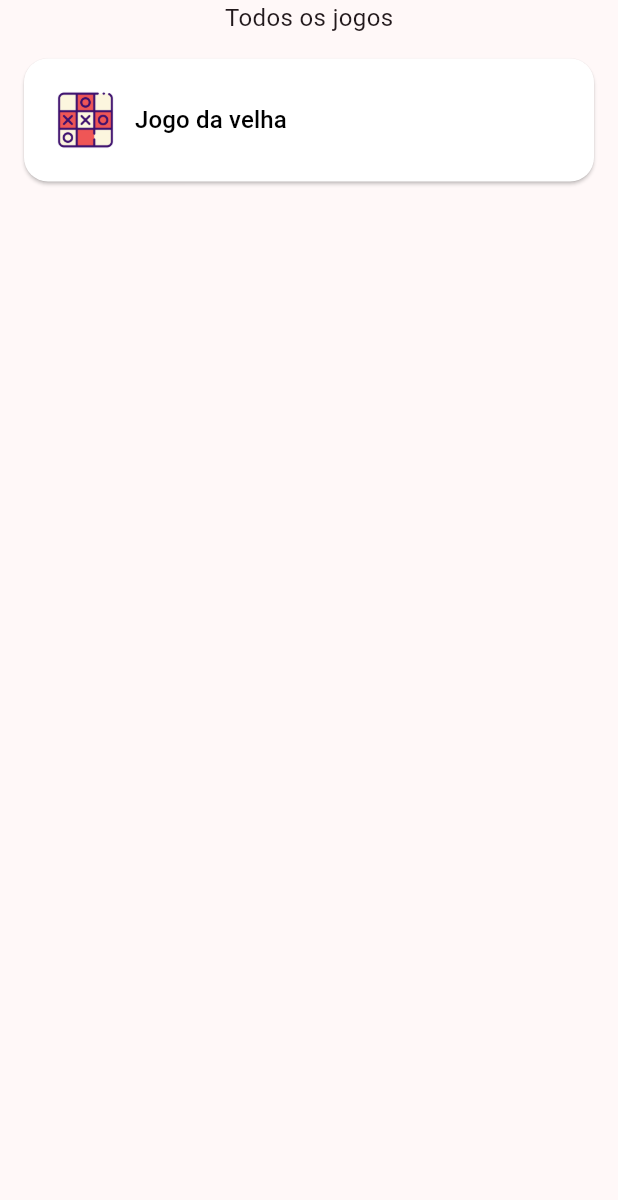
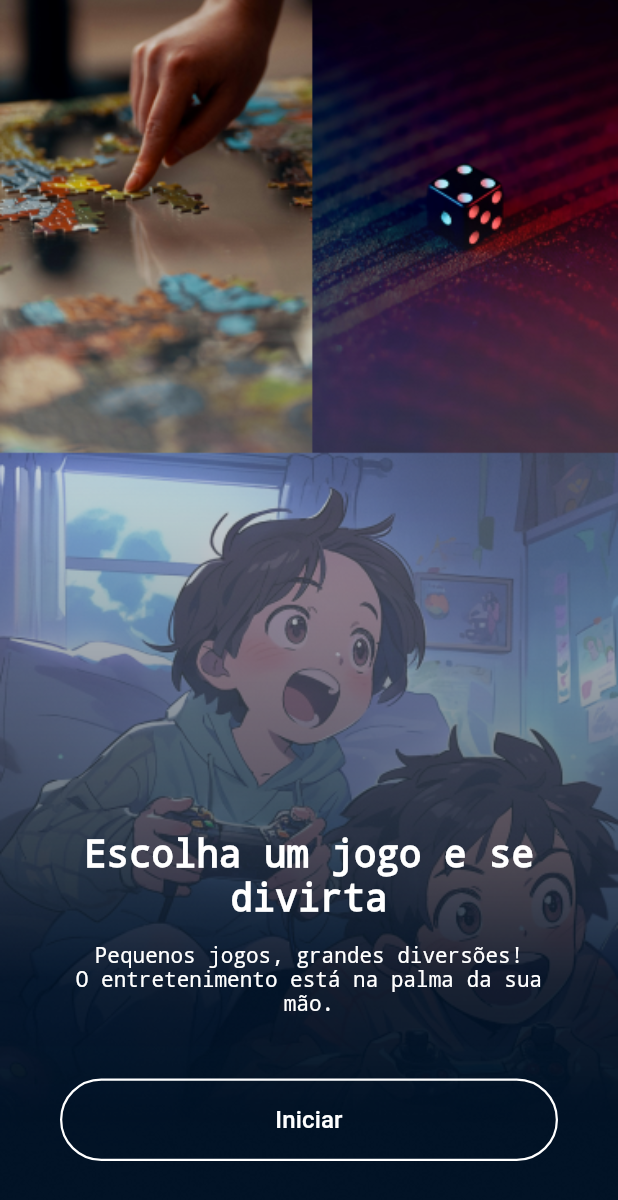
Before and after one commit to WillianMedeiros14/games_in_flutter, a Flutter app: the screen it shows after launch, on a phone screen of 412 x 824 dp. Shown: the top 1200 px of the screen. Run offline on Flutter 3.47's test engine with Material 3 defaults, Android fonts, the phone set to English and light mode, and no system bars.

Commit message:
feature: creating the OnboardingPage screen

```diff
--- a/lib/features/listGames/presentation/pages/list_games_page.dart
+++ b/lib/features/listGames/presentation/pages/list_games_page.dart
@@ -1,6 +1,7 @@
 import 'package:flutter/material.dart';
 import 'package:games/features/listGames/presentation/widgets/button_list_games_widget.dart';
 import 'package:games/features/ticTacToe/home/presentation/pages/tic_tac_toe_page.dart';
+import 'package:flutter/services.dart';
 
 class ListGamesPage extends StatefulWidget {
   const ListGamesPage({super.key});
@@ -12,11 +13,19 @@ class ListGamesPage extends StatefulWidget {
 class _ListGamesPageState extends State<ListGamesPage> {
   @override
   Widget build(BuildContext context) {
+    SystemChrome.setSystemUIOverlayStyle(
+      const SystemUiOverlayStyle(
+        statusBarColor: Colors.transparent,
+        statusBarIconBrightness: Brightness.dark,
+        statusBarBrightness: Brightness.light,
+      ),
+    );
     return Scaffold(
       body: SafeArea(
         child: SingleChildScrollView(
           child: Column(
             children: [
+              const SizedBox(height: 16),
               const Text(
                 "Todos os jogos",
                 style: TextStyle(fontSize: 16),
--- a/lib/features/myApp/presentation/pages/my_app.dart
+++ b/lib/features/myApp/presentation/pages/my_app.dart
@@ -1,5 +1,6 @@
 import 'package:flutter/material.dart';
-import 'package:games/features/listGames/presentation/pages/list_games_page.dart';
+
+import 'package:games/features/onboarding/presentation/pages/onboarding_page.dart';
 
 class MyApp extends StatefulWidget {
   const MyApp({super.key});
@@ -14,11 +15,12 @@ class _MyAppState extends State<MyApp> {
     return MaterialApp(
       title: 'Jogo da Velha',
       theme: ThemeData(
-        colorScheme:
-            ColorScheme.fromSeed(seedColor: const Color.fromARGB(255, 0, 0, 0)),
+        colorScheme: ColorScheme.fromSeed(
+          seedColor: Colors.black,
+        ),
         useMaterial3: true,
       ),
-      home: const ListGamesPage(),
+      home: const OnboardingPage(),
     );
   }
 }
--- /dev/null
+++ b/lib/features/onboarding/presentation/pages/onboarding_page.dart
@@ -0,0 +1,90 @@
+import 'package:flutter/material.dart';
+import 'package:games/features/listGames/presentation/pages/list_games_page.dart';
+import 'package:flutter/services.dart';
+
+class OnboardingPage extends StatefulWidget {
+  const OnboardingPage({super.key});
+
+  @override
+  State<OnboardingPage> createState() => _OnboardingPageState();
+}
+
+class _OnboardingPageState extends State<OnboardingPage> {
+  @override
+  Widget build(BuildContext context) {
+    SystemChrome.setSystemUIOverlayStyle(
+      const SystemUiOverlayStyle(
+        statusBarColor: Colors.transparent,
+        statusBarIconBrightness: Brightness.light,
+      ),
+    );
+    return Stack(children: [
+      Image.asset(
+        'assets/images/bg_onboarding.png',
+        width: MediaQuery.of(context).size.width,
+        height: MediaQuery.of(context).size.height,
+        fit: BoxFit.cover,
+      ),
+      SafeArea(
+        child: Padding(
+          padding: const EdgeInsets.only(left: 40, right: 40, bottom: 50),
+          child: Column(
+            spacing: 16,
+            mainAxisAlignment: MainAxisAlignment.end,
+            crossAxisAlignment: CrossAxisAlignment.center,
+            children: [
+              const Text(
+                "Escolha um jogo e se divirta",
+                textAlign: TextAlign.center,
+                style: TextStyle(
+                  fontSize: 25,
+                  fontWeight: FontWeight.w600,
+                  color: Colors.white,
+                  decoration: TextDecoration.none,
+                ),
+              ),
+              const Text(
+                "Pequenos jogos, grandes diversões!\nO entretenimento está na palma da sua mão.",
+                textAlign: TextAlign.center,
+                style: TextStyle(
+                  fontSize: 14,
+                  fontWeight: FontWeight.normal,
+                  color: Colors.white,
+                  decoration: TextDecoration.none,
+                ),
+              ),
+              const SizedBox(
+                height: 10,
+              ),
+              OutlinedButton(
+                onPressed: () {
+                  Navigator.pushReplacement(
+                    context,
+                    MaterialPageRoute(
+                      builder: (context) => const ListGamesPage(),
+                    ),
+                  );
+                },
+                style: OutlinedButton.styleFrom(
+                  side: const BorderSide(color: Colors.white, width: 1.5),
+                  foregroundColor: Colors.white,
+                  padding: const EdgeInsets.symmetric(
+                    vertical: 16,
+                  ),
+                ),
+                child: const SizedBox(
+                  width: double.infinity,
+                  child: Text(
+                    'Iniciar',
+                    textAlign: TextAlign.center,
+                    style: TextStyle(fontSize: 16),
+                  ),
+                ),
+              ),
+            ],
+          ),
+        ),
+      ),
+    ]);
+  }
+}
--- a/lib/main.dart
+++ b/lib/main.dart
@@ -1,15 +1,8 @@
 import 'package:flutter/material.dart';
-import 'package:flutter/services.dart';
+
 import 'package:games/features/myApp/presentation/pages/my_app.dart';
 
 void main() {
-  SystemChrome.setSystemUIOverlayStyle(
-    const SystemUiOverlayStyle(
-      statusBarColor: Colors.transparent,
-      statusBarIconBrightness: Brightness.dark,
-      statusBarBrightness: Brightness.light,
-    ),
-  );
   runApp(
     const MyApp(),
   );
--- a/pubspec.yaml
+++ b/pubspec.yaml
@@ -59,6 +59,7 @@ flutter:
   # To add assets to your application, add an assets section, like this:
   assets:
     - assets/icons/
+    - assets/images/
 
   # An image asset can refer to one or more resolution-specific "variants", see
   # https://flutter.dev/to/resolution-aware-images
```
Also changed, not shown: assets/images/bg_onboarding.png (added).
